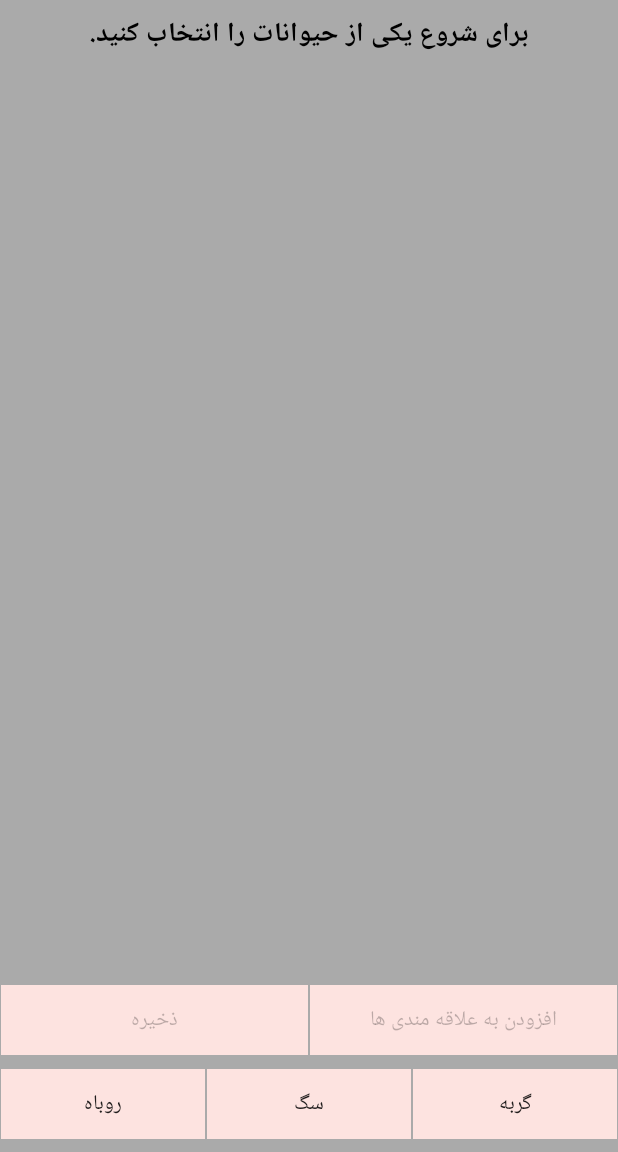
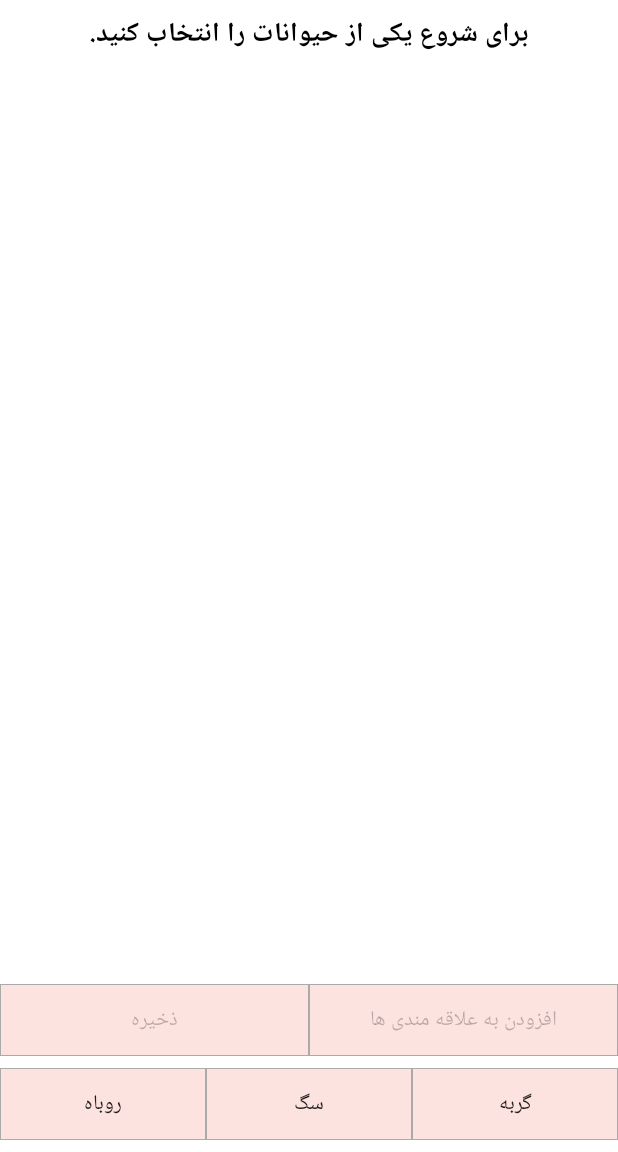
Before and after one commit to nasimgholizadeh/AnimalsGallery, an Android app: the screen it shows after launch (MainActivity), on a phone screen of 412 x 824 dp, the part 84-1236 px from its top. Run offline under Robolectric (Android 15) with nearby library versions, the phone set to English and light mode, and no system bars; our stand-ins replace Volley; libraries missing offline, so code that uses them is left out: com.daimajia.androidanimations, com.zolad.zoominimageview, es.dmoral.toasty; plain views replace ZoomInImageView; pictures from the network do not load; 1 statement that could not run was skipped.

Commit message:
change GB color

```diff
--- a/app/src/main/res/layout/activity_main.xml
+++ b/app/src/main/res/layout/activity_main.xml
@@ -4,7 +4,7 @@
     android:layout_width="match_parent"
     android:layout_height="match_parent"
     tools:context=".MainActivity"
-    android:background="@android:color/darker_gray">
+    android:background="#ffffff">
 
     <androidx.appcompat.widget.Toolbar
         android:id="@+id/m_toolbar"
```
